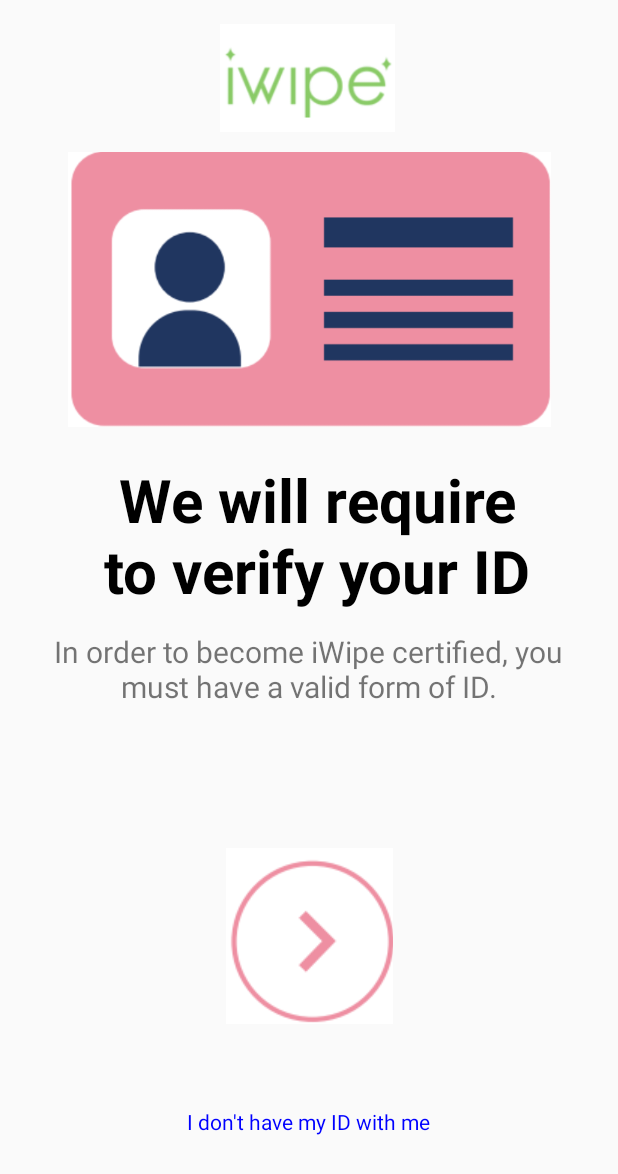
After one commit to ricklepick475/iWipe-Repository, an Android app: the VerifyIDInfo screen opened directly, with no data from a screen before it, on a phone screen of 412 x 824 dp. The commit adds this screen. Shown: the top 1174 px of the screen. Run offline under Robolectric (Android 15) with nearby library versions, the phone set to English and light mode, and no system bars.

Commit message:
1/4 Sprint 3 screens done, functionality to access said screen implemented

```diff
--- a/app/src/main/AndroidManifest.xml
+++ b/app/src/main/AndroidManifest.xml
@@ -11,6 +11,9 @@
         android:supportsRtl="true"
         android:theme="@style/Theme.AppCompat.Light.NoActionBar"
         tools:targetApi="31">
+        <activity
+            android:name=".VerifyIDInfo"
+            android:exported="false" />
         <activity
             android:name=".CreateUserPage"
             android:exported="false" />
--- a/app/src/main/java/com/example/iwipe_repository/CreateUserPage.java
+++ b/app/src/main/java/com/example/iwipe_repository/CreateUserPage.java
@@ -4,6 +4,7 @@ import androidx.appcompat.app.AppCompatActivity;
 import android.content.Intent;
 import android.os.Bundle;
 import android.view.View;
+import android.widget.Button;
 import android.widget.TextView;
 
 public class CreateUserPage extends AppCompatActivity {
@@ -21,5 +22,14 @@ public class CreateUserPage extends AppCompatActivity {
                 startActivity(oldUser);
             }
         });
+
+        Button signUpButton = findViewById(R.id.signUpButton);
+        signUpButton.setOnClickListener(new View.OnClickListener() {
+            @Override
+            public void onClick(View view) {
+                Intent verifyIDInfoIntent = new Intent(CreateUserPage.this, VerifyIDInfo.class);
+                startActivity(verifyIDInfoIntent);
+            }
+        });
     }
 }
--- /dev/null
+++ b/app/src/main/java/com/example/iwipe_repository/VerifyIDInfo.java
@@ -0,0 +1,19 @@
+package com.example.iwipe_repository;
+
+import androidx.appcompat.app.AppCompatActivity;
+
+import android.content.Intent;
+import android.os.Bundle;
+import android.widget.TextView;
+import android.view.View;
+import android.widget.Button;
+import android.widget.ImageButton;
+
+public class VerifyIDInfo extends AppCompatActivity {
+
+    @Override
+    protected void onCreate(Bundle savedInstanceState) {
+        super.onCreate(savedInstanceState);
+        setContentView(R.layout.activity_verify_idinfo);
+    }
+}
--- /dev/null
+++ b/app/src/main/res/layout/activity_verify_idinfo.xml
@@ -0,0 +1,93 @@
+<?xml version="1.0" encoding="utf-8"?>
+<androidx.constraintlayout.widget.ConstraintLayout xmlns:android="http://schemas.android.com/apk/res/android"
+    xmlns:app="http://schemas.android.com/apk/res-auto"
+    xmlns:tools="http://schemas.android.com/tools"
+    android:layout_width="match_parent"
+    android:layout_height="match_parent"
+    tools:context=".VerifyIDInfo">
+
+    <ImageView
+        android:id="@+id/imageView"
+        android:layout_width="122dp"
+        android:layout_height="72dp"
+        android:layout_marginStart="144dp"
+        android:layout_marginTop="16dp"
+        android:layout_marginEnd="144dp"
+        app:layout_constraintEnd_toEndOf="parent"
+        app:layout_constraintHorizontal_bias="0.0"
+        app:layout_constraintStart_toStartOf="parent"
+        app:layout_constraintTop_toTopOf="parent"
+        app:srcCompat="@drawable/iwipe_logo" />
+
+    <ImageView
+        android:id="@+id/imageView3"
+        android:layout_width="322dp"
+        android:layout_height="202dp"
+        android:layout_marginStart="44dp"
+        android:layout_marginTop="4dp"
+        android:layout_marginEnd="44dp"
+        app:layout_constraintEnd_toEndOf="parent"
+        app:layout_constraintStart_toStartOf="parent"
+        app:layout_constraintTop_toBottomOf="@+id/imageView"
+        app:srcCompat="@drawable/id_template" />
+
+    <TextView
+        android:id="@+id/ID_Placeholder"
+        android:layout_width="409dp"
+        android:layout_height="102dp"
+        android:layout_marginStart="22dp"
+        android:layout_marginTop="12dp"
+        android:layout_marginEnd="22dp"
+        android:gravity="center"
+        android:text="  We will require \n to verify your ID"
+        android:textColor="@color/black"
+        android:textSize="40dp"
+        android:textStyle="bold"
+        app:layout_constraintEnd_toEndOf="parent"
+        app:layout_constraintStart_toStartOf="parent"
+        app:layout_constraintTop_toBottomOf="@+id/imageView3" />
+
+    <TextView
+        android:id="@+id/textView2"
+        android:layout_width="346dp"
+        android:layout_height="72dp"
+        android:layout_marginStart="12dp"
+        android:layout_marginTop="2dp"
+        android:layout_marginEnd="12dp"
+        android:gravity="center"
+        android:text="In order to become iWipe certified, you must have a valid form of ID."
+        android:textSize="20dp"
+        app:layout_constraintEnd_toEndOf="parent"
+        app:layout_constraintHorizontal_bias="0.487"
+        app:layout_constraintStart_toStartOf="parent"
+        app:layout_constraintTop_toBottomOf="@+id/ID_Placeholder" />
+
+    <ImageButton
+        android:id="@+id/imageButton2"
+        android:layout_width="111dp"
+        android:layout_height="117dp"
+        android:layout_marginStart="150dp"
+        android:layout_marginTop="83dp"
+        android:layout_marginEnd="150dp"
+        android:background="@null"
+        app:layout_constraintEnd_toEndOf="parent"
+        app:layout_constraintStart_toStartOf="parent"
+        app:layout_constraintTop_toBottomOf="@+id/textView2"
+        app:srcCompat="@drawable/fancy_arrow_button" />
+
+    <TextView
+        android:id="@+id/no_id"
+        android:layout_width="wrap_content"
+        android:layout_height="wrap_content"
+        android:layout_marginStart="124dp"
+        android:layout_marginTop="9dp"
+        android:layout_marginEnd="125dp"
+        android:layout_marginBottom="21dp"
+        android:text="I don't have my ID with me"
+        android:textColor="@color/blue"
+        app:layout_constraintBottom_toBottomOf="parent"
+        app:layout_constraintEnd_toEndOf="parent"
+        app:layout_constraintStart_toStartOf="parent"
+        app:layout_constraintTop_toBottomOf="@+id/imageButton2" />
+
+</androidx.constraintlayout.widget.ConstraintLayout>
```
Also changed, not shown: app/src/main/res/drawable/fancy_arrow_button.png (added), app/src/main/res/drawable/id_template.png (added).
